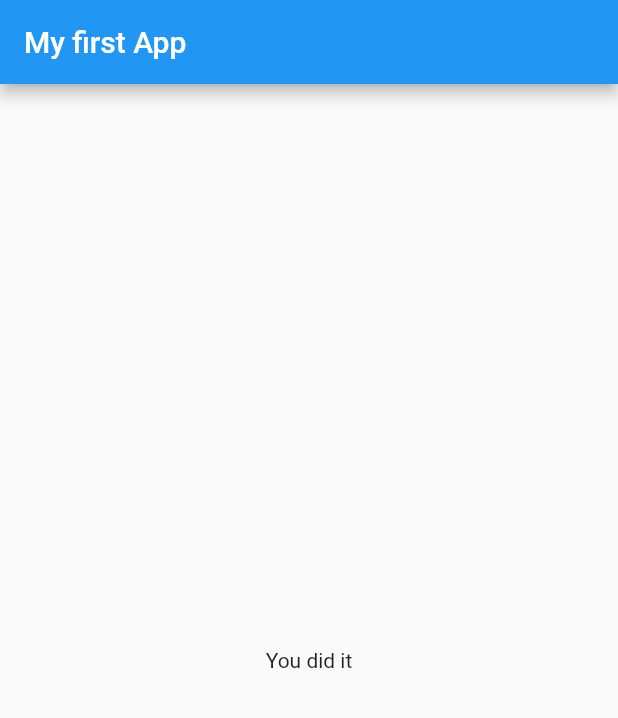
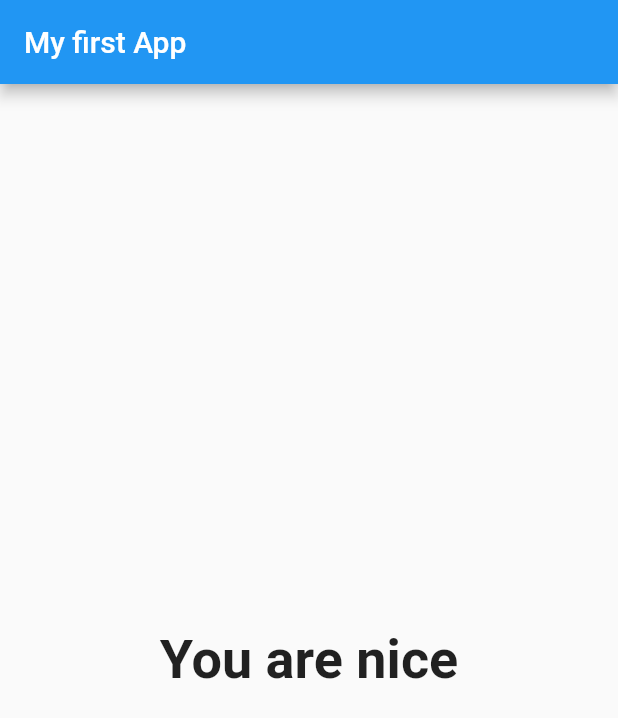
Before and after one commit to aloksingh3112/Flutter-Quiz-App, a Flutter app: the screen it shows after launch, after a tap on "alok", after a tap on "cat", after a tap on "ss", on a phone screen of 412 x 824 dp. Shown: the top 718 px of the screen. Run offline on Flutter 3.47's test engine with Material 2 defaults, Android fonts, the phone set to English and light mode, and no system bars.

Commit message:
added result

```diff
--- a/lib/main.dart
+++ b/lib/main.dart
@@ -2,6 +2,7 @@ import 'package:flutter/material.dart';
 
 
 import './quiz.dart';
+import './result.dart';
 
 void main(){
   runApp(MyApp());
@@ -16,23 +17,32 @@ class MyApp extends StatefulWidget{
 }
 class MyAppState extends State<MyApp>{
   var index=0;
+  var _result=0;
   var questions=[
     {
        'question':'What is your name',
-       'answers':['alok','avinash','sidhant']
+       'answers':[
+         {'text':'alok','score':10}
+         ,{'text':'avinash','score':6}
+         ,{'text':'sidhant','score':7}]
    },
   {
        'question':'What is your pet name',
-       'answers':['dog','cat','cow']
+       'answers':[{'text':'dog','score':10}
+         ,{'text':'cat','score':4}
+         ,{'text':'rat','score':7}]
    },
    {
        'question':'What is your nick name',
-       'answers':['gg','golu','ss']
+       'answers':[{'text':'gg','score':8}
+         ,{'text':'hh','score':6}
+         ,{'text':'ss','score':2}]
    },
   ];
-  buttonPressed(){
+  buttonPressed(int score){
     setState(() {
        index=index+1;
+       _result+=score;
     });
 
   }
@@ -43,9 +53,8 @@ class MyAppState extends State<MyApp>{
       appBar:AppBar(
         title: Text('My first App'),
       ),
-      body:index<questions.length?Quiz(buttonPressed,questions,index):Center(
-        child: Text('You did it'),
-      ),
+      body:index<questions.length?Quiz(buttonPressed,questions,index):
+     Result(_result)
     ),);
     }
 }
--- a/lib/quiz.dart
+++ b/lib/quiz.dart
@@ -14,8 +14,8 @@ class Quiz extends StatelessWidget{
     return Column(
         children: [
           Question(questions[index]['question']),
-         ...(questions[index]['answers'] as List<String>).map((answer){
-           return Answer(buttonPressed,answer);
+         ...(questions[index]['answers'] as List<Map<String,Object>>).map((answer){
+           return Answer(()=>buttonPressed(answer['score']),answer['text']);
          }).toList()
 
 
--- /dev/null
+++ b/lib/result.dart
@@ -0,0 +1,34 @@
+import 'package:flutter/material.dart';
+
+
+class Result extends StatelessWidget{
+   final int result;
+   Result(this.result);
+
+   String get getResult{
+     var res='You did it';
+
+     if(result<=10){
+       res='You are awesome';
+
+     }
+     else if(result<=20){
+       res='You are nice';
+     }
+     else{
+        res='You are starnger';
+     }
+     return res;
+   }
+
+     Widget build(BuildContext ctx){
+       return Center(
+         child: Text(getResult,
+           style: TextStyle(fontSize:36,fontWeight:FontWeight.bold ),
+           textAlign: TextAlign.center,
+         ),
+
+
+       );
+     }
+}
```
